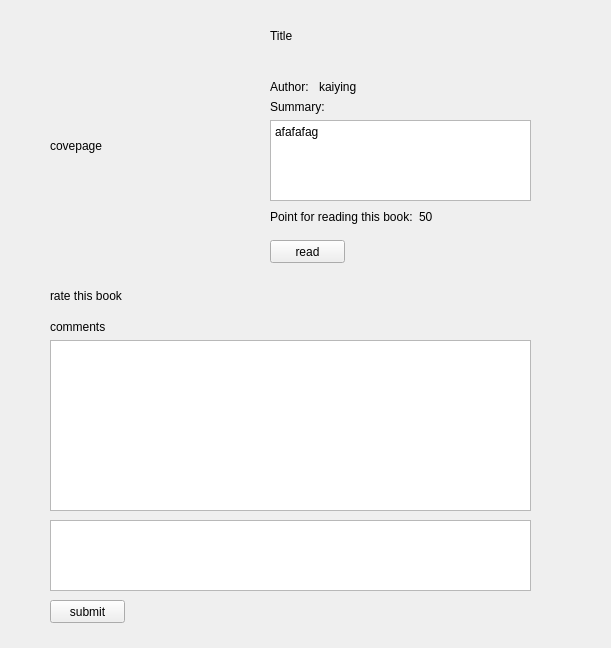
The window that library/ui/bookpage.ui (josephxwf/E-library) describes before a commit, drawn with Qt 5.
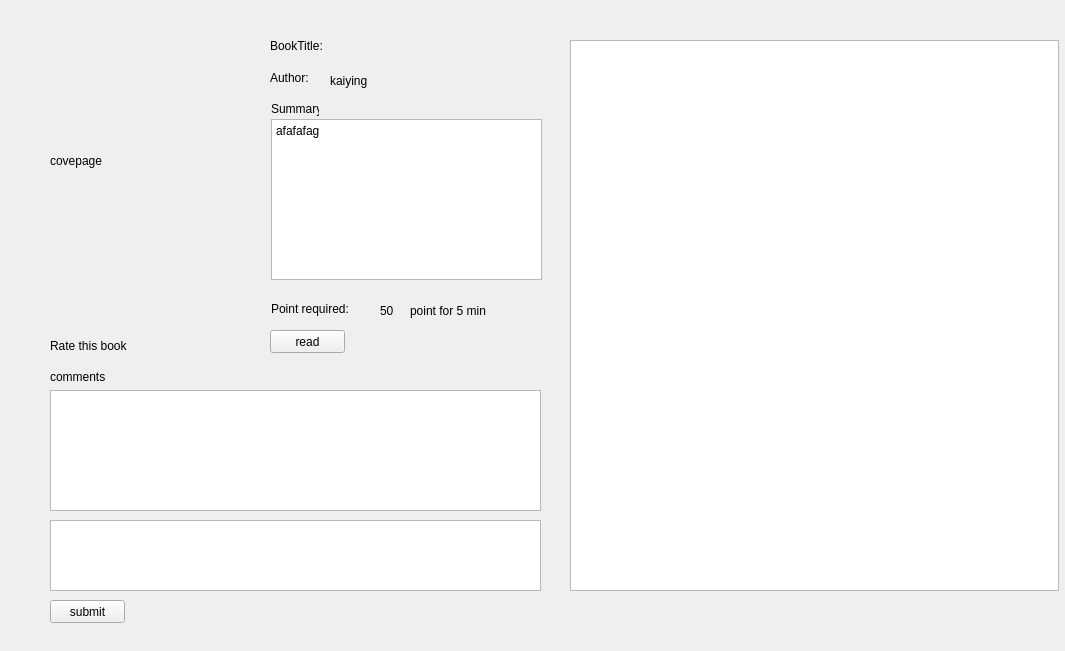
The same window after the commit.

Patch:
```diff
--- a/library/ui/bookpage.ui
+++ b/library/ui/bookpage.ui
@@ -6,8 +6,8 @@
    <rect>
     <x>0</x>
     <y>0</y>
-    <width>611</width>
-    <height>648</height>
+    <width>1065</width>
+    <height>651</height>
    </rect>
   </property>
   <property name="windowTitle">
@@ -17,33 +17,33 @@
    <property name="geometry">
     <rect>
      <x>270</x>
-     <y>20</y>
-     <width>271</width>
+     <y>30</y>
+     <width>61</width>
      <height>31</height>
     </rect>
    </property>
    <property name="text">
-    <string>Title</string>
+    <string>BookTitle:</string>
    </property>
   </widget>
   <widget class="QLabel" name="label_3">
    <property name="geometry">
     <rect>
      <x>50</x>
-     <y>280</y>
+     <y>330</y>
      <width>111</width>
      <height>31</height>
     </rect>
    </property>
    <property name="text">
-    <string>rate this book</string>
+    <string>Rate this book</string>
    </property>
   </widget>
   <widget class="QPushButton" name="pushButton">
    <property name="geometry">
     <rect>
      <x>270</x>
-     <y>240</y>
+     <y>330</y>
      <width>75</width>
      <height>23</height>
     </rect>
@@ -57,8 +57,8 @@
     <rect>
      <x>50</x>
      <y>30</y>
-     <width>171</width>
-     <height>231</height>
+     <width>181</width>
+     <height>261</height>
     </rect>
    </property>
    <property name="text">
@@ -70,7 +70,7 @@
     <rect>
      <x>50</x>
      <y>520</y>
-     <width>481</width>
+     <width>491</width>
      <height>71</height>
     </rect>
    </property>
@@ -91,106 +91,142 @@
   <widget class="QWidget" name="layoutWidget">
    <property name="geometry">
     <rect>
-     <x>270</x>
-     <y>100</y>
-     <width>261</width>
-     <height>101</height>
+     <x>50</x>
+     <y>370</y>
+     <width>491</width>
+     <height>141</height>
     </rect>
    </property>
-   <layout class="QVBoxLayout" name="verticalLayout">
+   <layout class="QVBoxLayout" name="verticalLayout_2">
     <item>
-     <widget class="QLabel" name="label_4">
+     <widget class="QLabel" name="comments_label">
       <property name="text">
-       <string>Summary:</string>
+       <string>comments</string>
       </property>
      </widget>
     </item>
     <item>
-     <widget class="QTextBrowser" name="textBrowser">
-      <property name="html">
-       <string>&lt;!DOCTYPE HTML PUBLIC &quot;-//W3C//DTD HTML 4.0//EN&quot; &quot;http://www.w3.org/TR/REC-html40/strict.dtd&quot;&gt;
+     <widget class="QTextBrowser" name="comments_text"/>
+    </item>
+   </layout>
+  </widget>
+  <widget class="QLabel" name="book_title_display_label">
+   <property name="geometry">
+    <rect>
+     <x>350</x>
+     <y>20</y>
+     <width>191</width>
+     <height>31</height>
+    </rect>
+   </property>
+   <property name="text">
+    <string/>
+   </property>
+  </widget>
+  <widget class="QLabel" name="time_label">
+   <property name="geometry">
+    <rect>
+     <x>410</x>
+     <y>300</y>
+     <width>111</width>
+     <height>21</height>
+    </rect>
+   </property>
+   <property name="text">
+    <string>point for 5 min</string>
+   </property>
+  </widget>
+  <widget class="QTextBrowser" name="read_book_text">
+   <property name="geometry">
+    <rect>
+     <x>570</x>
+     <y>40</y>
+     <width>489</width>
+     <height>551</height>
+    </rect>
+   </property>
+  </widget>
+  <widget class="QLabel" name="author_label">
+   <property name="geometry">
+    <rect>
+     <x>270</x>
+     <y>70</y>
+     <width>42</width>
+     <height>16</height>
+    </rect>
+   </property>
+   <property name="text">
+    <string>Author:</string>
+   </property>
+  </widget>
+  <widget class="QLabel" name="author_display_label">
+   <property name="geometry">
+    <rect>
+     <x>330</x>
+     <y>70</y>
+     <width>111</width>
+     <height>21</height>
+    </rect>
+   </property>
+   <property name="text">
+    <string>kaiying</string>
+   </property>
+  </widget>
+  <widget class="QLabel" name="summary_label">
+   <property name="geometry">
+    <rect>
+     <x>271</x>
+     <y>101</y>
+     <width>48</width>
+     <height>16</height>
+    </rect>
+   </property>
+   <property name="text">
+    <string>Summary:</string>
+   </property>
+  </widget>
+  <widget class="QTextBrowser" name="summary_text">
+   <property name="geometry">
+    <rect>
+     <x>271</x>
+     <y>119</y>
+     <width>271</width>
+     <height>161</height>
+    </rect>
+   </property>
+   <property name="html">
+    <string>&lt;!DOCTYPE HTML PUBLIC &quot;-//W3C//DTD HTML 4.0//EN&quot; &quot;http://www.w3.org/TR/REC-html40/strict.dtd&quot;&gt;
 &lt;html&gt;&lt;head&gt;&lt;meta name=&quot;qrichtext&quot; content=&quot;1&quot; /&gt;&lt;style type=&quot;text/css&quot;&gt;
 p, li { white-space: pre-wrap; }
 &lt;/style&gt;&lt;/head&gt;&lt;body style=&quot; font-family:'SimSun'; font-size:9pt; font-weight:400; font-style:normal;&quot;&gt;
 &lt;p style=&quot; margin-top:0px; margin-bottom:0px; margin-left:0px; margin-right:0px; -qt-block-indent:0; text-indent:0px;&quot;&gt;afafafag&lt;/p&gt;&lt;/body&gt;&lt;/html&gt;</string>
-      </property>
-     </widget>
-    </item>
-   </layout>
-  </widget>
-  <widget class="QWidget" name="layoutWidget">
-   <property name="geometry">
-    <rect>
-     <x>270</x>
-     <y>80</y>
-     <width>92</width>
-     <height>14</height>
-    </rect>
    </property>
-   <layout class="QHBoxLayout" name="horizontalLayout">
-    <item>
-     <widget class="QLabel" name="label_2">
-      <property name="text">
-       <string>Author:</string>
-      </property>
-     </widget>
-    </item>
-    <item>
-     <widget class="QLabel" name="label_6">
-      <property name="text">
-       <string>kaiying</string>
-      </property>
-     </widget>
-    </item>
-   </layout>
   </widget>
-  <widget class="QWidget" name="layoutWidget">
+  <widget class="QLabel" name="point_label">
    <property name="geometry">
     <rect>
-     <x>270</x>
-     <y>210</y>
-     <width>188</width>
-     <height>14</height>
+     <x>271</x>
+     <y>301</y>
+     <width>101</width>
+     <height>16</height>
     </rect>
    </property>
-   <layout class="QHBoxLayout" name="horizontalLayout_2">
-    <item>
-     <widget class="QLabel" name="label_5">
-      <property name="text">
-       <string>Point for reading this book:</string>
-      </property>
-     </widget>
-    </item>
-    <item>
-     <widget class="QLabel" name="label_7">
-      <property name="text">
-       <string>50</string>
-      </property>
-     </widget>
-    </item>
-   </layout>
+   <property name="text">
+    <string>Point required:</string>
+   </property>
   </widget>
-  <widget class="QWidget" name="layoutWidget">
+  <widget class="QLabel" name="point_display_label">
    <property name="geometry">
     <rect>
-     <x>50</x>
-     <y>320</y>
-     <width>481</width>
-     <height>191</height>
+     <x>380</x>
+     <y>300</y>
+     <width>21</width>
+     <height>21</height>
     </rect>
    </property>
-   <layout class="QVBoxLayout" name="verticalLayout_2">
-    <item>
-     <widget class="QLabel" name="label_8">
-      <property name="text">
-       <string>comments</string>
-      </property>
-     </widget>
-    </item>
-    <item>
-     <widget class="QTextBrowser" name="textBrowser_2"/>
-    </item>
-   </layout>
+   <property name="text">
+    <string>50</string>
+   </property>
   </widget>
  </widget>
  <resources/>
```
Left out of the diff: 12 changed lines with no effect on the pictures.
